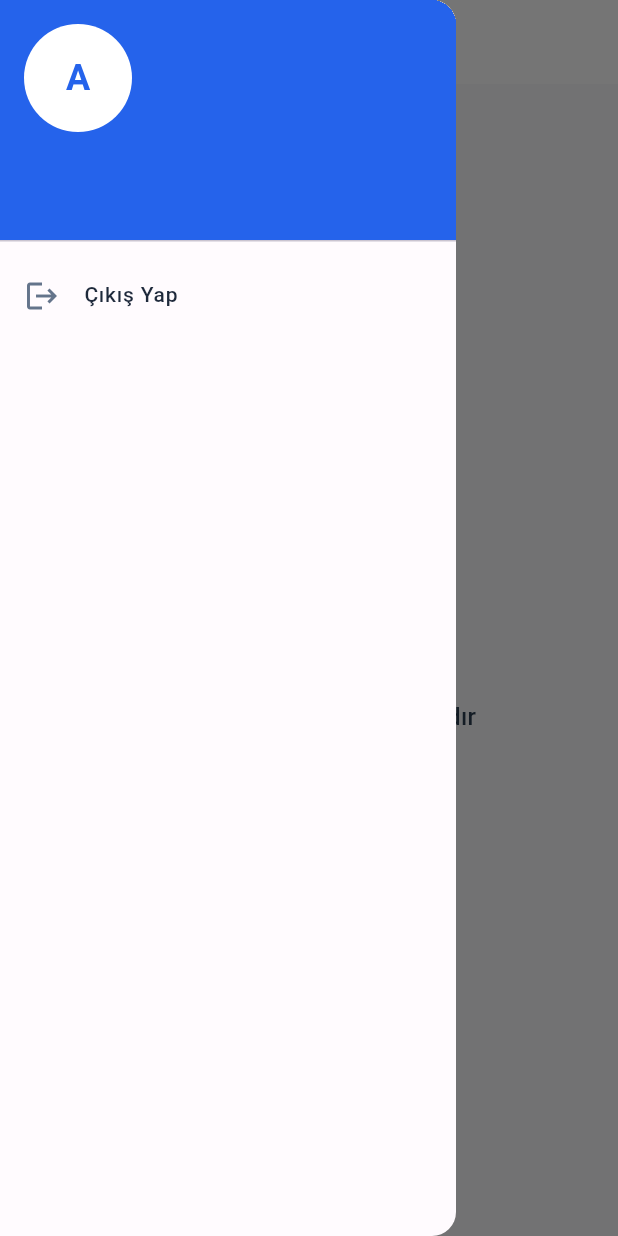
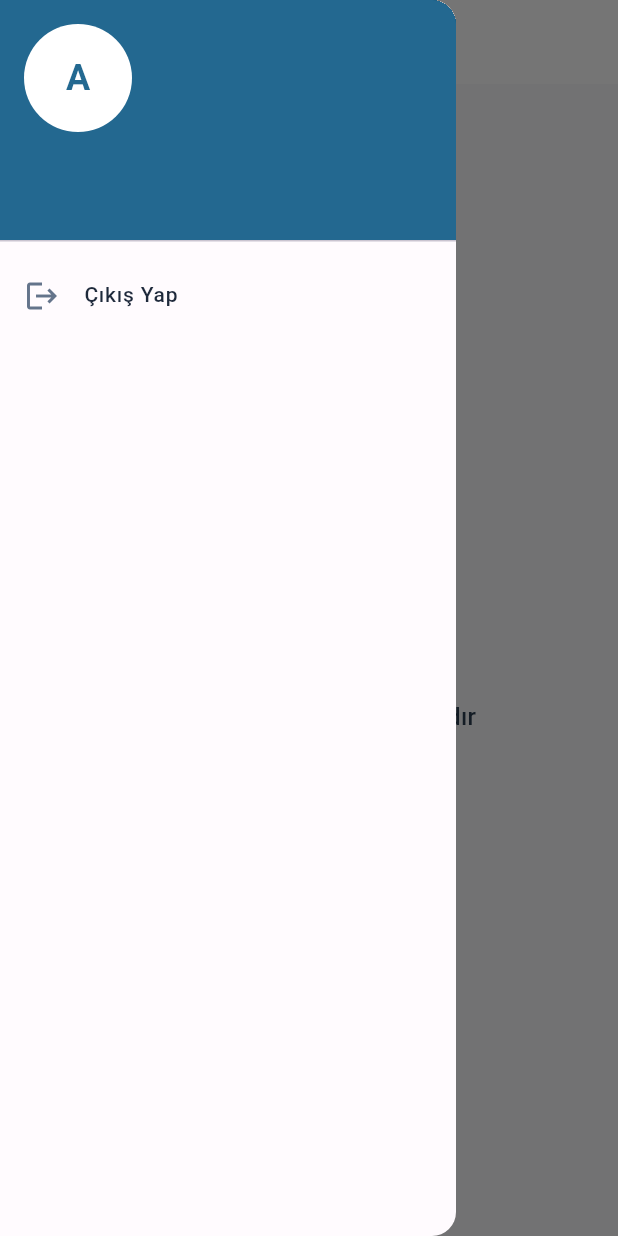
Before and after one commit to codebefore/atakholdingmobile, a Flutter app: the HomeScreen screen opened by its route, with the side drawer open, on a phone screen of 412 x 824 dp. Run offline on Flutter 3.47's test engine with Material 3 defaults, Android fonts, the phone set to English and light mode, and no system bars; our stand-ins replace dio, dropdown_button2, fluttertoast, get, get_it, get_storage and 1 more; accounts and stored records are empty; statements that could not run were skipped.

Commit message:
atakholding release

```diff
--- a/atakholdingapp/lib/home_screen.dart
+++ b/atakholdingapp/lib/home_screen.dart
@@ -23,7 +23,6 @@ class _HomeScreenState extends State<HomeScreen> {
   UserModel user = UserModel();
   GetStorage storage = getIt.get<GetStorage>();
   final authController = Get.find<AuthController>();
-  final homeController = Get.find<HomeController>();
 
   @override
   void initState() {
@@ -32,8 +31,6 @@ class _HomeScreenState extends State<HomeScreen> {
     user = UserModel.fromJson(storage.read("user"));
     authController.setToken(token ?? "");
     authController.setUser(user);
-
-    homeController.getOffers();
   }
 
   @override
@@ -45,12 +42,12 @@ class _HomeScreenState extends State<HomeScreen> {
         user: user,
         authController: authController,
       ),
-      body: Obx(() {
-        final offers = homeController.offerList;
+      body: GetBuilder<HomeController>(builder: (controller) {
+        final offers = controller.offerList;
 
         return RefreshIndicator(
           onRefresh: () async {
-            await homeController.getOffers();
+            await controller.getOffers();
           },
           color: const Color(0xFF2563EB),
           child: offers.isEmpty
@@ -65,7 +62,8 @@ class _HomeScreenState extends State<HomeScreen> {
                 )
               : ListView.builder(
                   itemCount: offers.length,
-                  padding: const EdgeInsets.symmetric(horizontal: 16, vertical: 12),
+                  padding:
+                      const EdgeInsets.symmetric(horizontal: 16, vertical: 12),
                   itemBuilder: (context, index) {
                     final offer = offers[index];
                     return OfferCard(
--- a/atakholdingapp/lib/main.dart
+++ b/atakholdingapp/lib/main.dart
@@ -40,6 +40,7 @@ class MyApp extends StatelessWidget {
           }
         },
         child: GetMaterialApp(
+          initialBinding: StoreBinding(),
           getPages: routes,
           translations: Translator(),
           locale: Get.deviceLocale,
--- a/atakholdingapp/lib/utility/color_palette.dart
+++ b/atakholdingapp/lib/utility/color_palette.dart
@@ -2,7 +2,7 @@ import 'package:flutter/material.dart';
 
 const lightColorScheme = ColorScheme(
   brightness: Brightness.light,
-  primary: Color(0xFF1E3045),
+  primary: Color.fromARGB(220, 0, 81, 127),
   onPrimary: Color(0xFFFFFFFF),
   primaryContainer: Color(0xFFEADDFF),
   onPrimaryContainer: Color(0xFF21005D),
@@ -18,7 +18,7 @@ const lightColorScheme = ColorScheme(
   onError: Color(0xFFFFFFFF),
   errorContainer: Color(0xFFF9DEDC),
   onErrorContainer: Color(0xFF410E0B),
-  outline: Color(0xFF79747E),
+  outline: Color.fromARGB(195, 12, 0, 249),
   background: Color(0xFFFDFEFF),
   onBackground: Color(0xFF1C1B1F),
   surface: Color(0xFFFFFBFE),
--- a/atakholdingapp/lib/widgets/home/home_drawer.dart
+++ b/atakholdingapp/lib/widgets/home/home_drawer.dart
@@ -7,7 +7,6 @@ import 'package:get/get.dart';
 class HomeDrawer extends StatelessWidget {
   final UserModel user;
   final AuthController authController;
-
   const HomeDrawer({
     super.key,
     required this.user,
@@ -16,21 +15,22 @@ class HomeDrawer extends StatelessWidget {
 
   @override
   Widget build(BuildContext context) {
+    final Color bgColor = Theme.of(context).colorScheme.primary;
     return Drawer(
       child: Column(
         children: [
           UserAccountsDrawerHeader(
-            decoration: const BoxDecoration(
-              color: Color(0xFF2563EB),
+            decoration: BoxDecoration(
+              color: bgColor,
             ),
             currentAccountPicture: CircleAvatar(
               backgroundColor: Colors.white,
               child: Text(
                 user.firstName?.substring(0, 1).toUpperCase() ?? 'A',
-                style: const TextStyle(
+                style: TextStyle(
                   fontSize: 24,
                   fontWeight: FontWeight.w600,
-                  color: Color(0xFF2563EB),
+                  color: bgColor,
                 ),
               ),
             ),
--- a/atakholdingapp/pubspec.yaml
+++ b/atakholdingapp/pubspec.yaml
@@ -16,7 +16,7 @@ publish_to: 'none' # Remove this line if you wish to publish to pub.dev
 # https://developer.apple.com/library/archive/documentation/General/Reference/InfoPlistKeyReference/Articles/CoreFoundationKeys.html
 # In Windows, build-name is used as the major, minor, and patch parts
 # of the product and file versions while build-number is used as the build suffix.
-version: 1.0.1+1
+version: 1.0.5+5
 
 environment:
   sdk: '>=3.1.1 <4.0.0'
@@ -66,8 +66,8 @@ flutter:
   uses-material-design: true
 
   # To add assets to your application, add an assets section, like this:
-  # assets:
-  #   - images/a_dot_burr.jpeg
+  assets:
+     - lib/assets/images/
   #   - images/a_dot_ham.jpeg
 
   # An image asset can refer to one or more resolution-specific "variants", see
```
Also changed, not shown: atakholdingapp/lib/auth/login_screen.dart (+10 -10 lines), atakholdingapp/lib/controllers/home_controller.dart (+8 -0 lines), atakholdingapp/lib/controllers/offer_detail_controller.dart (+7 -0 lines), atakholdingapp/lib/assets/images/logo.png (added).
